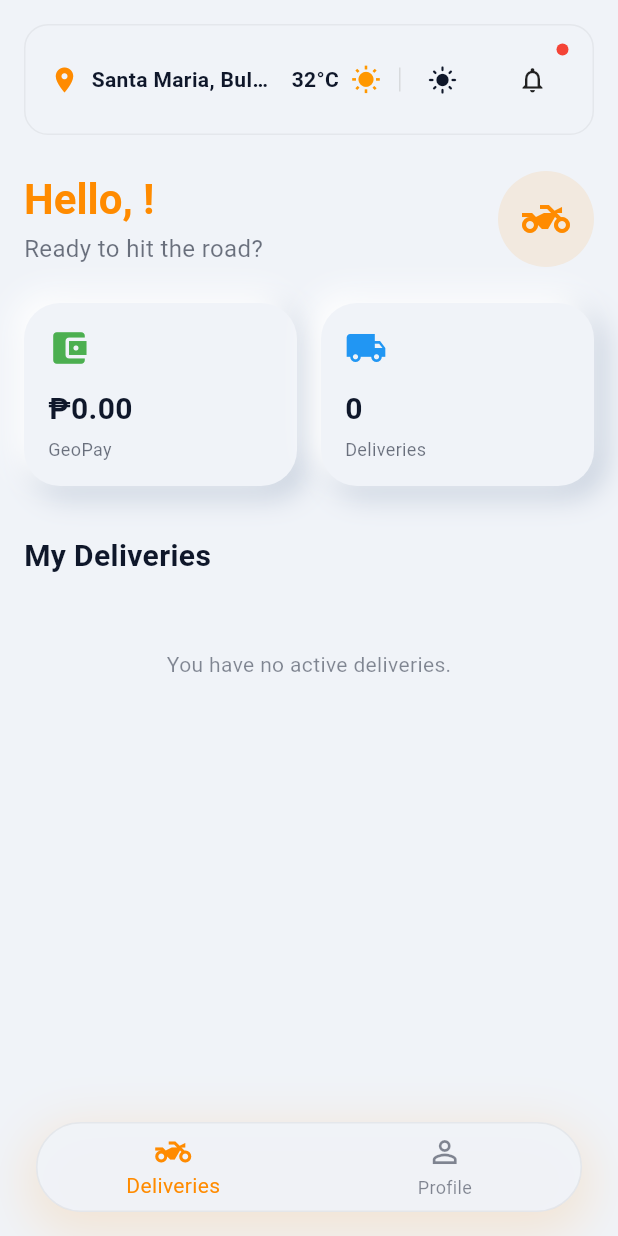
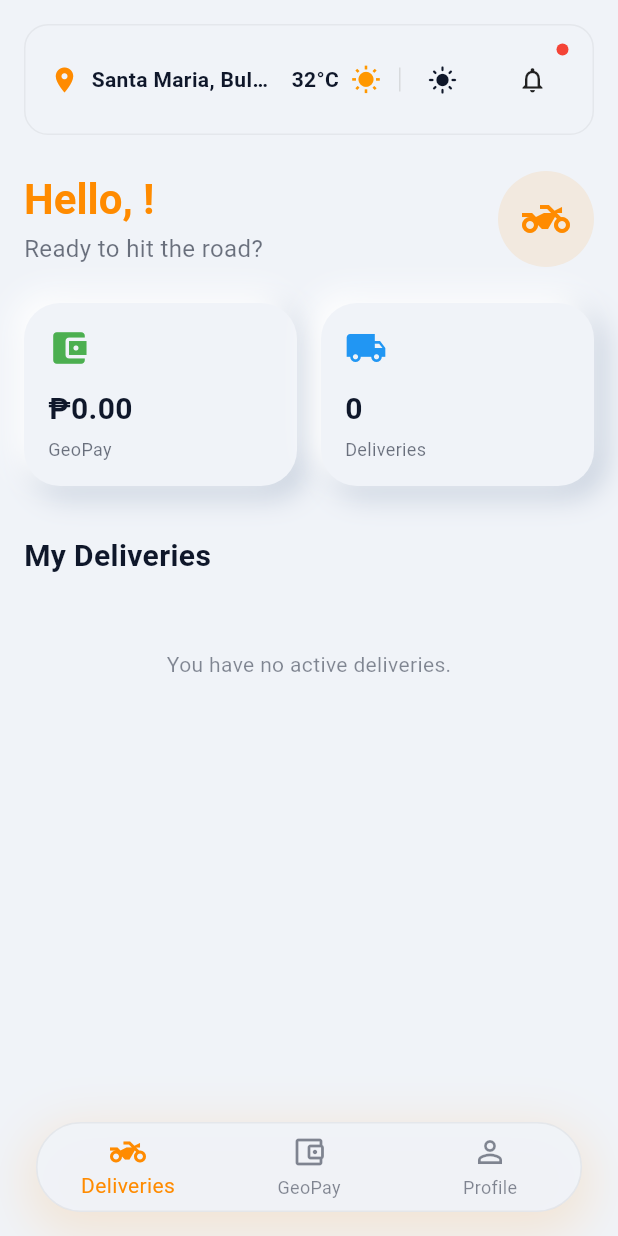
Before and after one commit to AddToKart/geobites, a Flutter app: the RiderMainScreen screen opened directly, on a phone screen of 412 x 824 dp. Run offline on Flutter 3.47's test engine with Material 3 defaults, Android fonts, the phone set to English and light mode, and no system bars; our stand-ins replace dio, file_picker, flutter_dotenv, flutter_map, flutter_secure_storage, geolocator and 9 more; missing offline and left inert: mapcn_flutter; accounts and stored records are empty; network calls fail; Roboto replaces fonts that are missing (Outfit).

Commit message:
feat(rider): add GeoPay Wallet tab to rider bottom navigation bar

```diff
--- a/flutter_geobite/lib/screens/rider/rider_main_screen.dart
+++ b/flutter_geobite/lib/screens/rider/rider_main_screen.dart
@@ -2,6 +2,7 @@ import 'package:flutter/material.dart';
 import '../../theme/glass_theme.dart';
 import 'rider_dashboard_screen.dart';
 import 'rider_profile_screen.dart';
+import '../customer/wallet_screen.dart';
 
 class RiderMainScreen extends StatefulWidget {
   const RiderMainScreen({Key? key}) : super(key: key);
@@ -15,6 +16,7 @@ class _RiderMainScreenState extends State<RiderMainScreen> {
 
   final List<Widget> _screens = [
     const RiderDashboardScreen(),
+    const WalletScreen(),
     const RiderProfileScreen(),
   ];
 
@@ -73,6 +75,7 @@ class _RiderMainScreenState extends State<RiderMainScreen> {
                         type: BottomNavigationBarType.fixed,
                         items: const [
                           BottomNavigationBarItem(icon: Icon(Icons.two_wheeler_outlined), activeIcon: Icon(Icons.two_wheeler), label: 'Deliveries'),
+                          BottomNavigationBarItem(icon: Icon(Icons.account_balance_wallet_outlined), activeIcon: Icon(Icons.account_balance_wallet), label: 'GeoPay'),
                           BottomNavigationBarItem(icon: Icon(Icons.person_outline), activeIcon: Icon(Icons.person), label: 'Profile'),
                         ],
                       ),
```
